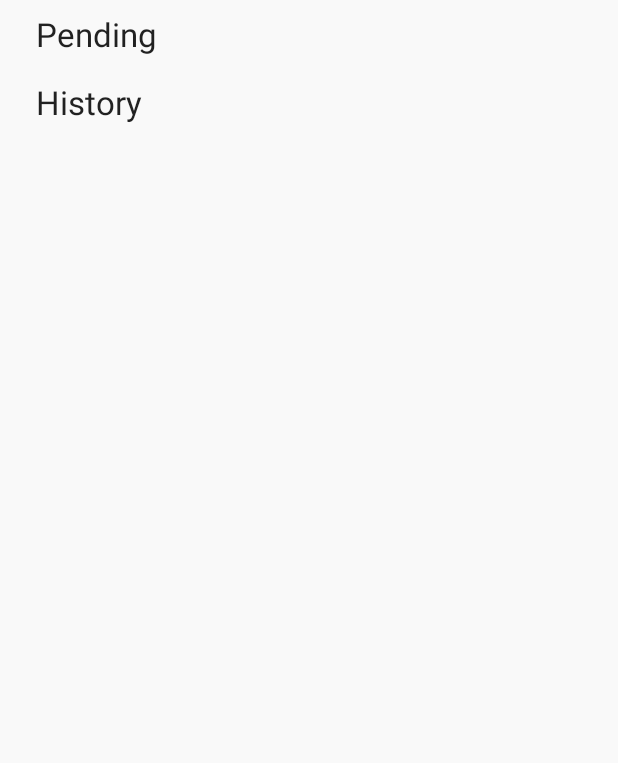
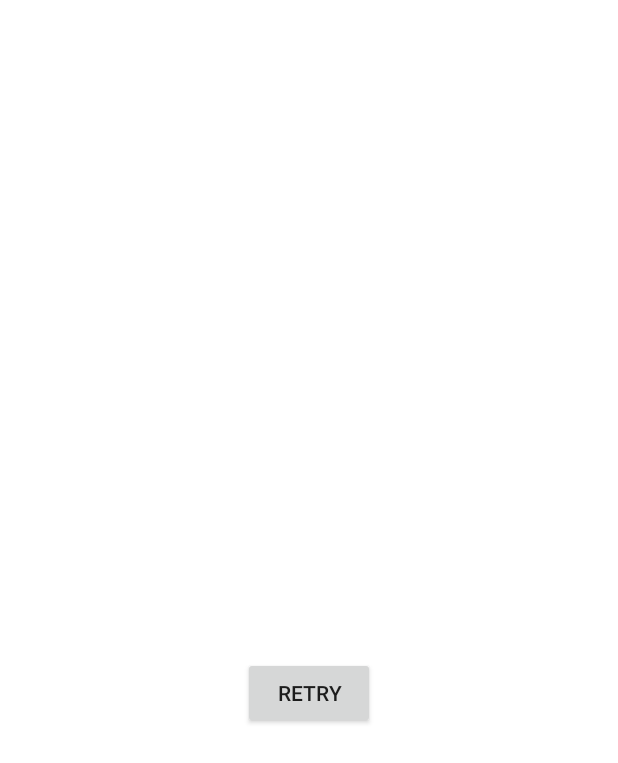
Before and after one commit to tabookey/bizpoc, an Android app: the fragment TransactionsFragment placed in its activity, on a phone screen of 412 x 824 dp. Shown: the top 763 px of the screen. Run offline under Robolectric (Android 15) with nearby library versions, the phone set to English and light mode, and no system bars; pictures from the network do not load; 6 statements that could not run were skipped.

Commit message:
Add "Retry" button to the "Transactions History" to handle network errors
Hide 'Scan' key on splash screen
Close keyboard on "Done" in "Send" fragment

```diff
--- a/app/src/main/java/com/tabookey/bizpoc/ImportApiKeyFragment.java
+++ b/app/src/main/java/com/tabookey/bizpoc/ImportApiKeyFragment.java
@@ -38,6 +38,7 @@ public class ImportApiKeyFragment extends Fragment {
     String defApi = "{\"token\":\"v2xf4fe8849788c60cc06c83f799c59b9b9712e4ba394e63ba50458f6a0593f72e8\", \"password\":\"asd/asd-ASD\"}";
     private AppCompatActivity mActivity;
     private TextView testNameTextView;
+    private Button scanApiKeyButton;
 
     public static class TokenPassword {
         @SuppressWarnings("WeakerAccess")
@@ -63,7 +64,7 @@ public class ImportApiKeyFragment extends Fragment {
             ActivityCompat.requestPermissions(activity, new String[]{Manifest.permission.CAMERA}, 11);
         }
 
-        Button scan = view.findViewById(R.id.scanApiKeyButton);
+        scanApiKeyButton = view.findViewById(R.id.scanApiKeyButton);
         Button useTestCredentialsButton = view.findViewById(R.id.useTestCredentialsButton);
         TextView fingerprintTextView = view.findViewById(R.id.fingerprintEnabledTextView);
         testNameTextView = view.findViewById(R.id.testNameTextView);
@@ -71,12 +72,12 @@ public class ImportApiKeyFragment extends Fragment {
         FingerprintManager fingerprintManager = (FingerprintManager) activity.getSystemService(Context.FINGERPRINT_SERVICE);
         if (fingerprintManager == null || !fingerprintManager.isHardwareDetected()) {
             fingerprintTextView.setText("Device doesn't support fingerprint authentication");
-            scan.setEnabled(false);
+            scanApiKeyButton.setEnabled(false);
         } else if (!fingerprintManager.hasEnrolledFingerprints()) {
-            scan.setEnabled(false);
+            scanApiKeyButton.setEnabled(false);
             fingerprintTextView.setText("User hasn't enrolled any fingerprints to authenticate with");
         }
-        scan.setOnClickListener(v -> {
+        scanApiKeyButton.setOnClickListener(v -> {
             startActivityForResult(new Intent(activity, ScanActivity.class), 1);
         });
         useTestCredentialsButton.setOnClickListener(v -> {
@@ -111,6 +112,7 @@ public class ImportApiKeyFragment extends Fragment {
                         throw new RuntimeException("Invalid QRcode\nwallet: "+wallet.getLabel()+"\nUser: "+name);
                     mActivity.runOnUiThread(() -> {
                         progressBar.setVisibility(View.GONE);
+                        scanApiKeyButton.setVisibility(View.GONE);
                         testNameTextView.setText("wallet name is: " + name);
                     });
                     byte[] encryptToken = secretStorge.encrypt(tokenPassword.token.getBytes());
--- a/app/src/main/java/com/tabookey/bizpoc/TransactionsFragment.java
+++ b/app/src/main/java/com/tabookey/bizpoc/TransactionsFragment.java
@@ -11,7 +11,9 @@ import android.view.LayoutInflater;
 import android.view.View;
 import android.view.ViewGroup;
 import android.widget.AdapterView;
+import android.widget.Button;
 import android.widget.ListView;
+import android.widget.ProgressBar;
 import android.widget.Toast;
 
 import com.tabookey.bizpoc.api.BitgoUser;
@@ -25,7 +27,9 @@ import java.util.List;
 
 public class TransactionsFragment extends Fragment {
     private ListView transactionsListView;
-    private View progressBar;
+    private ProgressBar progressBar;
+    private View progressView;
+    private Button retryButton;
     ExchangeRate mExchangeRate;
     private AppCompatActivity mActivity;
     List<BitgoUser> mGuardians;
@@ -71,21 +75,36 @@ public class TransactionsFragment extends Fragment {
         });
 
         progressBar = view.findViewById(R.id.progressBar);
-        progressBar.setVisibility(View.VISIBLE);
-
-        new Thread(this::fillWindow).start();
+        progressView = view.findViewById(R.id.progressView);
+        retryButton = view.findViewById(R.id.retryButton);
+        retryButton.setOnClickListener(v -> fillWindow());
+        fillWindow();
     }
 
     public void fillWindow() {
+        progressView.setVisibility(View.VISIBLE);
+        progressBar.setVisibility(View.VISIBLE);
+        retryButton.setVisibility(View.GONE);
+        new Thread(() -> {
+            List<PendingApproval> pendingApprovals;
+            List<Transfer> transfers;
+            try {
                 ethWallet = Global.ent.getWallets("teth").get(0);
-        List<PendingApproval> pendingApprovals = ethWallet.getPendingApprovals();
-        List<Transfer> transfers = ethWallet.getTransfers();
+                pendingApprovals = ethWallet.getPendingApprovals();
+                transfers = ethWallet.getTransfers();
                 Activity activity = getActivity();
                 if (activity == null) {
                     return;
                 }
-        activity.runOnUiThread(() -> {
+            } catch (Exception e) {
+                mActivity.runOnUiThread(() -> {
                     progressBar.setVisibility(View.GONE);
+                    retryButton.setVisibility(View.VISIBLE);
+                });
+                return;
+            }
+            mActivity.runOnUiThread(() -> {
+                progressView.setVisibility(View.GONE);
                 TransactionHistoryAdapter historyAdapter = new TransactionHistoryAdapter(getActivity(), mExchangeRate);
                 historyAdapter.addItem("Pending");
                 historyAdapter.addItems(pendingApprovals);
@@ -93,5 +112,7 @@ public class TransactionsFragment extends Fragment {
                 historyAdapter.addItems(transfers);
                 transactionsListView.setAdapter(historyAdapter);
             });
+        }).start();
+
     }
 }
--- a/app/src/main/res/layout/send_fragment.xml
+++ b/app/src/main/res/layout/send_fragment.xml
@@ -98,6 +98,7 @@
                 android:layout_weight="1"
                 android:background="@null"
                 android:hint="0.00"
+                android:imeOptions="actionDone"
                 android:inputType="numberDecimal"
                 android:padding="6dp"
                 android:textAlignment="textEnd"
--- a/app/src/main/res/layout/transaction_fragment.xml
+++ b/app/src/main/res/layout/transaction_fragment.xml
@@ -18,16 +18,28 @@
             android:orientation="vertical" />
     </LinearLayout>
 
+
     <FrameLayout
-        android:id="@+id/progressBar"
+        android:id="@+id/progressView"
         android:layout_width="match_parent"
         android:layout_height="match_parent"
         android:background="@android:color/white"
         android:visibility="gone">
 
         <ProgressBar
+            android:id="@+id/progressBar"
             android:layout_width="wrap_content"
             android:layout_height="wrap_content"
             android:layout_gravity="center" />
+
+        <Button
+            android:id="@+id/retryButton"
+            android:layout_width="wrap_content"
+            android:layout_height="wrap_content"
+            android:layout_gravity="center"
+            android:layout_marginTop="50dp"
+            android:text="Retry"
+            android:visibility="gone" />
     </FrameLayout>
+
 </FrameLayout>
```
Also changed, not shown: app/src/main/java/com/tabookey/bizpoc/SendFragment.java (+19 -25 lines). Lines whose indentation alone changed are shown as unchanged.
